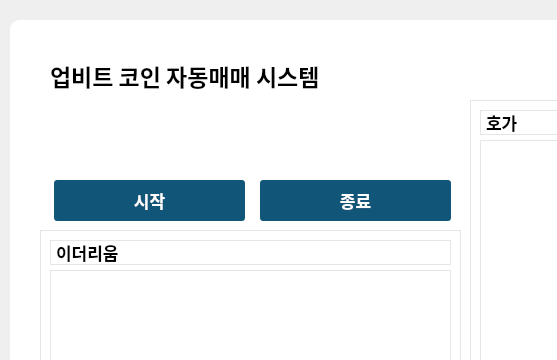
True-Kim/Coin_project, file source/new_main.ui: the form before one commit; both pictures show x 0 to 557 and y 0 to 360 of the 1281 by 872 pixel window.
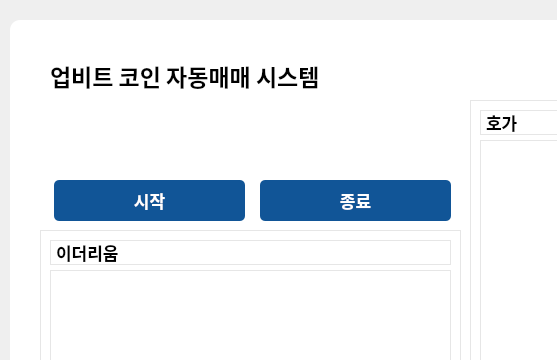
The form after the commit. Custom widgets are drawn as their Qt base class.

```diff
--- a/source/new_main.ui
+++ b/source/new_main.ui
@@ -338,9 +338,17 @@
        </font>
       </property>
       <property name="styleSheet">
-       <string notr="true">background-color : #115579;
-border-radius : 3px;
-color : white;</string>
+       <string notr="true">QPushButton#pushButton{
+color : white;
+background-color : rgb(17, 85, 151);
+border-radius : 5px;
+}
+
+QPushButton#pushButton:pressed{
+background-color : rgb(17, 85, 120);
+background-position : calc(100%-10px)center;
+padding : 5px;
+}</string>
       </property>
       <property name="text">
        <string>시작</string>
@@ -364,9 +372,17 @@
        </font>
       </property>
       <property name="styleSheet">
-       <string notr="true">background-color : #115579;
-border-radius : 3px;
-color : white;</string>
+       <string notr="true">QPushButton#pushButton_2{
+color : white;
+background-color : rgb(17, 85, 151);
+border-radius : 5px;
+}
+
+QPushButton#pushButton_2:pressed{
+background-color : rgb(17, 85, 120);
+background-position : calc(100%-10px)center;
+padding : 5px;
+}</string>
       </property>
       <property name="text">
        <string>종료</string>
```
Left out of the diff: 48 changed lines with no effect on the pictures.
